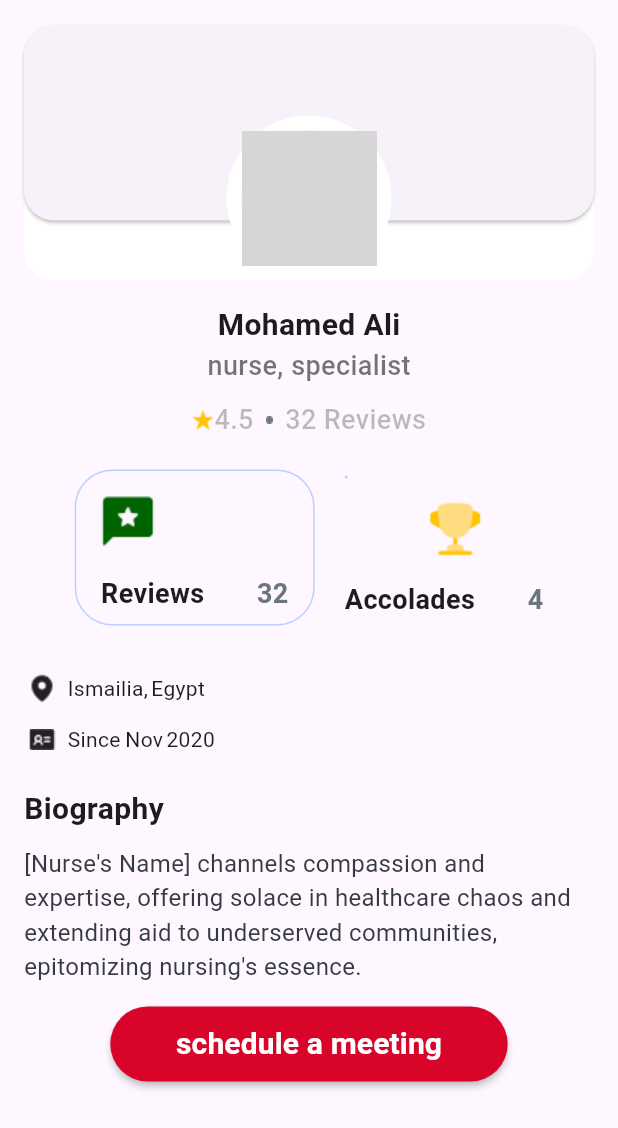
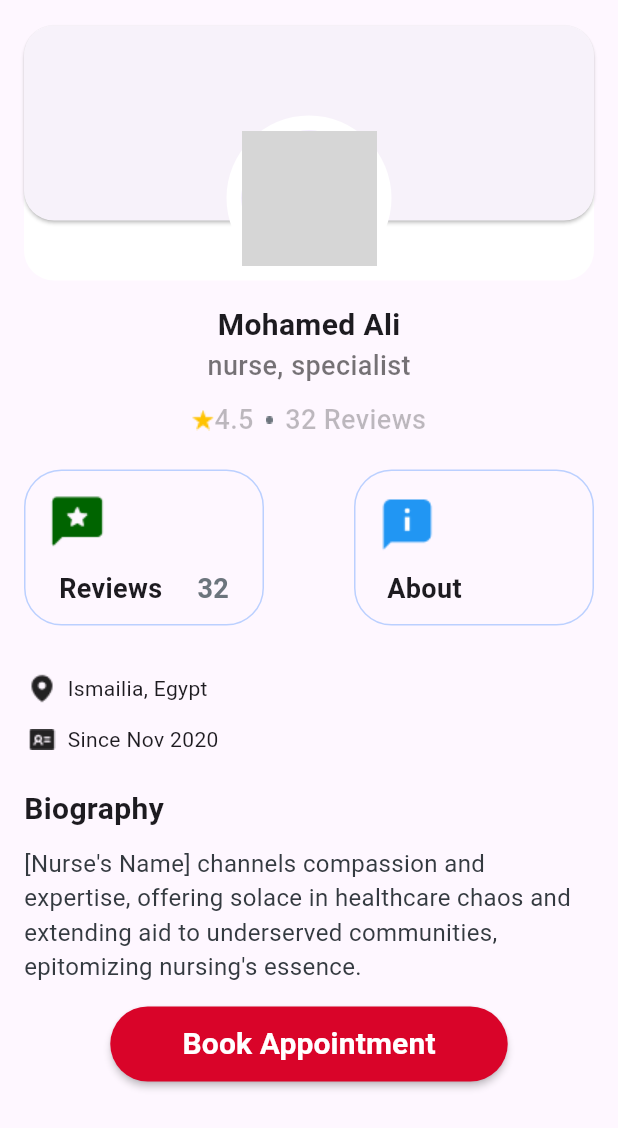
Before and after one commit to shahbbo/relief, a Flutter app: the CareGiver screen opened directly, on a phone screen of 412 x 824 dp. Shown: the top 1128 px of the screen. Run offline on Flutter 3.47's test engine with Material 3 defaults, Android fonts, the phone set to English and light mode, and no system bars; our stand-ins replace animated_splash_screen, bloc, flutter_bloc, flutter_rating_bar, page_transition; network calls fail; grey boxes are pictures that could not be loaded.

Commit message:
Merge remote-tracking branch 'origin/master'

```diff
--- /dev/null
+++ b/lib/careGiverS/AboutCr.dart
@@ -0,0 +1,10 @@
+import 'package:flutter/material.dart';
+
+class AboutCare extends StatelessWidget {
+  const AboutCare({super.key});
+
+  @override
+  Widget build(BuildContext context) {
+    return const Scaffold();
+  }
+}
--- a/lib/careGiverS/care_giver.dart
+++ b/lib/careGiverS/care_giver.dart
@@ -117,20 +117,12 @@ class CareGiver extends StatelessWidget {
                     const SizedBox(
                       width: 8,
                     ),
-                    InkWell(
-                      onTap: () {
-                        Navigator.push(
-                            context,
-                            MaterialPageRoute(
-                                builder: (context) => const Reviews()));
-                      },
-                      child: const Text(
+                    const Text(
                       '32 Reviews',
                       style: TextStyle(
                         fontWeight: FontWeight.w500,
                         fontSize: 18,
                         color: Colors.black26,
-                        ),
                       ),
                     ),
                   ],
@@ -167,12 +159,11 @@ class CareGiver extends StatelessWidget {
                                     Image.asset('asseets/review.png'),
                                   ],
                                 ),
-                                const SizedBox(
-                                  height: 15,
-                                ),
+                                Spacer(),
                                 const Row(
                                   mainAxisAlignment: MainAxisAlignment.center,
                                   children: [
+                                    Spacer(),
                                     Text(
                                       'Reviews',
                                       style: TextStyle(
@@ -180,9 +171,7 @@ class CareGiver extends StatelessWidget {
                                         fontSize: 18,
                                       ),
                                     ),
-                                    SizedBox(
-                                      width: 35,
-                                    ),
+                                    Spacer(),
                                     Text(
                                       '32',
                                       style: TextStyle(
@@ -191,8 +180,10 @@ class CareGiver extends StatelessWidget {
                                         fontWeight: FontWeight.w600,
                                       ),
                                     ),
+                                    Spacer(),
                                   ],
                                 ),
+                                Spacer(),
                               ],
                             ),
                             Container(
@@ -207,12 +198,17 @@ class CareGiver extends StatelessWidget {
                         ),
                       ),
                     ),
-                    const SizedBox(
-                      width: 20,
-                    ),
-                    SizedBox(
-                  /*    width: 160,
-                      height: 104,*/
+                    Spacer(),
+                    InkWell(
+                      onTap: () {
+                        Navigator.push(
+                            context,
+                            MaterialPageRoute(
+                                builder: (context) => const Reviews()));
+                      },
+                      child: SizedBox(
+                        width: 160,
+                        height: 104,
                         child: Stack(
                           children: [
                             Column(
@@ -226,35 +222,29 @@ class CareGiver extends StatelessWidget {
                                     const SizedBox(
                                       width: 15,
                                     ),
-                                  Image.asset('asseets/review2.png'),
+                                    Image.asset('asseets/about.png'),
                                   ],
                                 ),
-                              const SizedBox(
-                                height: 15,
+                                Spacer(),
+                                const Row(
+                                  mainAxisAlignment: MainAxisAlignment.start,
+                                  children: [
+                                    Spacer(
+                                      flex: 1,
                                     ),
-                              const Row(
-                                mainAxisAlignment: MainAxisAlignment.center,
-                                children: [
                                     Text(
-                                    'Accolades',
+                                      'About',
                                       style: TextStyle(
                                         fontWeight: FontWeight.w600,
                                         fontSize: 18,
                                       ),
                                     ),
-                                  SizedBox(
-                                    width: 35,
-                                  ),
-                                  Text(
-                                    '4',
-                                    style: TextStyle(
-                                      color: Color(0xff6c757d),
-                                      fontSize: 18,
-                                      fontWeight: FontWeight.w600,
-                                    ),
+                                    Spacer(
+                                      flex: 4,
                                     ),
                                   ],
                                 ),
+                                Spacer(),
                               ],
                             ),
                             Container(
@@ -268,6 +258,7 @@ class CareGiver extends StatelessWidget {
                           ],
                         ),
                       ),
+                    ),
                   ],
                 ),
                 const SizedBox(
@@ -279,11 +270,11 @@ class CareGiver extends StatelessWidget {
                     SizedBox(
                       width: 5,
                     ),
-                    Text('Ismailia,'),
+                    Text('Ismailia, Egypt'),
                     SizedBox(
                       width: 2,
                     ),
-                    Text('Egypt'),
+                    Text(''),
                   ],
                 ),
                 const SizedBox(
@@ -295,15 +286,15 @@ class CareGiver extends StatelessWidget {
                     SizedBox(
                       width: 5,
                     ),
-                    Text('Since'),
-                    SizedBox(
-                      width: 3,
-                    ),
-                    Text('Nov'),
-                    SizedBox(
-                      width: 2,
-                    ),
-                    Text('2020'),
+                    Text('Since Nov 2020'),
+                    // SizedBox(
+                    //   width: 3,
+                    // ),
+                    // Text(''),
+                    // SizedBox(
+                    //   width: 2,
+                    // ),
+                    // Text(''),
                   ],
                 ),
                 const SizedBox(
@@ -345,7 +336,7 @@ class CareGiver extends StatelessWidget {
                     ),
                     color: const Color(0xFFD90429),
                     child: const Text(
-                      'schedule a meeting',
+                      'Book Appointment',
                       style: TextStyle(
                         fontSize: 20,
                         fontWeight: FontWeight.w600,
--- a/lib/main.dart
+++ b/lib/main.dart
@@ -45,10 +45,6 @@ class relief extends StatelessWidget {
                     Container(
                       child: inCareHeaderCubit.get(context).mainScreens[inCareHeaderCubit.get(context).currentIndex],
                     ),
-                    // Spacer(flex: 1),
-                    // navBar(),
-                    //
-                    // Spacer(flex: 1),
                   ],
                 ),
               ),
--- a/pubspec.yaml
+++ b/pubspec.yaml
@@ -129,6 +129,7 @@ flutter:
     - asseets/Vector (1).png
     - asseets/Vector (2).png
     - asseets/Ellipse 20.png
+    - asseets/about.png
 
 
   # An image asset can refer to one or more resolution-specific "variants", see
```
Also changed, not shown: asseets/about.png (added), pubspec.lock. Lines whose indentation alone changed are shown as unchanged.
